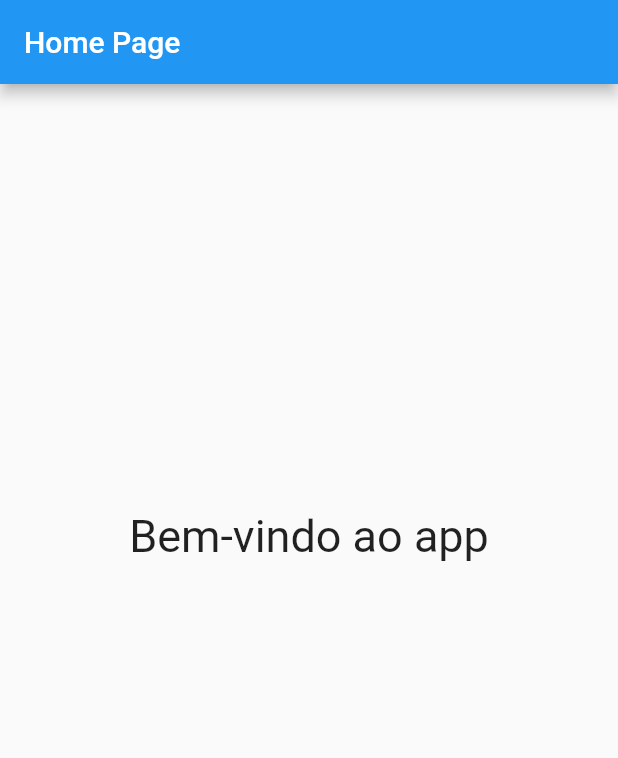
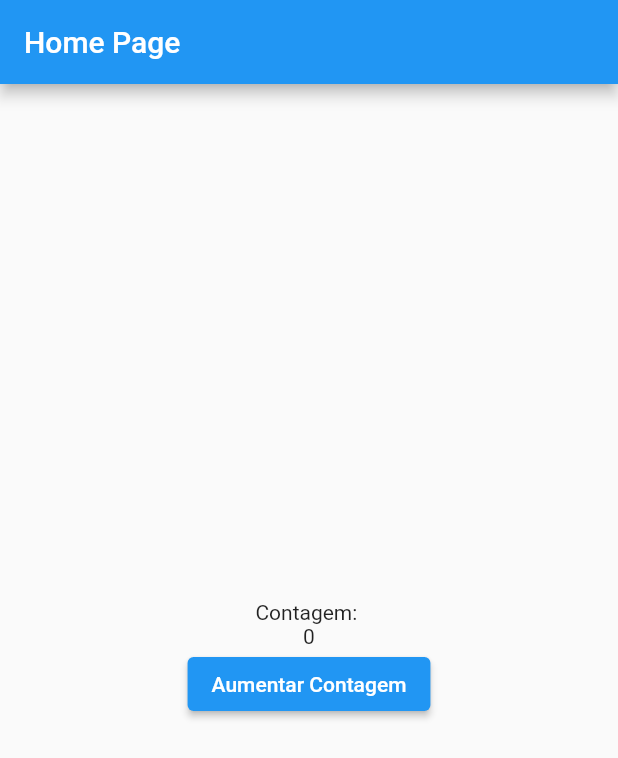
Before and after one commit to saobernardo/flutterPratica1, a Flutter app: the screen it shows after launch, on a phone screen of 412 x 824 dp. Shown: the top 758 px of the screen. Run offline on Flutter 3.47's test engine with Material 2 defaults, Android fonts, the phone set to English and light mode, and no system bars; our stand-ins replace flutter_mobx, mobx; generated files the repository leaves out were written again.

Commit message:
Creado encimera en Mobx

```diff
--- a/lib/src/home.dart
+++ b/lib/src/home.dart
@@ -1,4 +1,10 @@
 import 'package:flutter/material.dart';
+import 'package:flutter_mobx/flutter_mobx.dart';
+import 'package:mobx/mobx.dart';
+
+import '../stores/contador.dart';
+
+final contador = Contador();
 
 class HomePage extends StatelessWidget{
 
@@ -8,17 +14,22 @@ class HomePage extends StatelessWidget{
       appBar: AppBar(
         title: Text('Home Page')
       ),
-      body: Center(
-        child: Column(
-          mainAxisAlignment: MainAxisAlignment.center,
-          children: [
-            Container(
-              height: 200,
-              child: Text('Bem-vindo ao app', style: TextStyle(fontSize: 30)),
-            ),
-          ],
+      body: Observer(
+        builder: (_) => Center(
+          child: Column(
+            mainAxisAlignment: MainAxisAlignment.center,
+            children: [
+              Text('Contagem: '),
+              Text('${contador.valor}'),
+              ElevatedButton(
+                child: Text('Aumentar Contagem'),
+                onPressed: contador.aumentar,
+              )
+            ],
+
+          ),
         ),
-      ),
+      )
     );
   }
 }
--- /dev/null
+++ b/lib/stores/contador.dart
@@ -0,0 +1,15 @@
+import 'package:mobx/mobx.dart';
+
+part 'contador.g.dart';
+
+class Contador = _Contador with _$Contador;
+
+abstract class _Contador with Store{
+  @observable
+  int valor = 0;
+
+  @action
+  void aumentar(){
+    valor++;
+  }
+}
```
Also changed, not shown: lib/stores/contador.g.dart (added).
